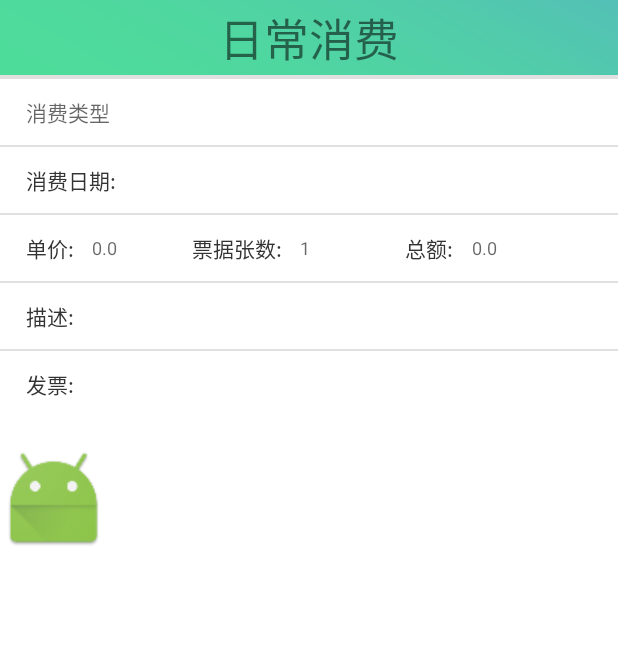
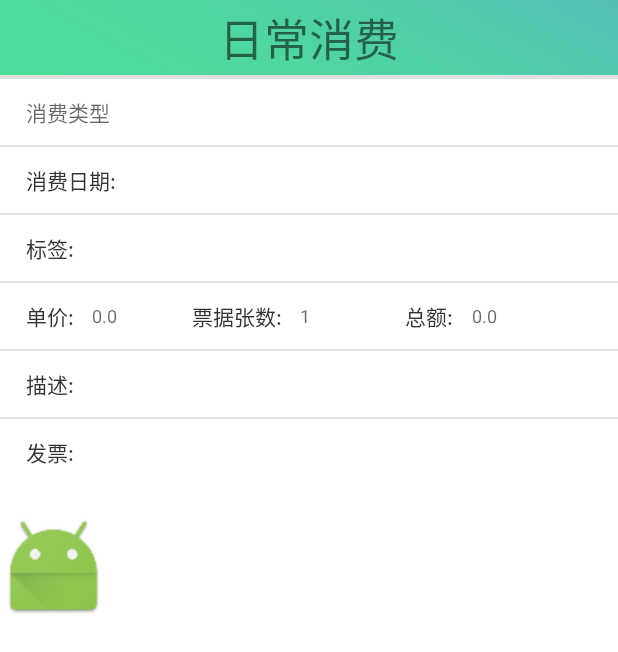
Before and after one commit to mygithub666666/Reimburse, an Android app: the DailyCostDisplayActivity screen opened directly, with no data from a screen before it, on a phone screen of 412 x 824 dp. Shown: the top 652 px of the screen. Run offline under Robolectric (Android 15) with nearby library versions, the phone set to English and light mode, and no system bars; pictures from the network do not load; 9 statements that could not run were skipped.

Commit message:
修改日常消费的展示页面

```diff
--- a/app/src/main/java/reimburse/cuc/com/activity/DailyCostDisplayActivity.java
+++ b/app/src/main/java/reimburse/cuc/com/activity/DailyCostDisplayActivity.java
@@ -35,6 +35,7 @@ public class DailyCostDisplayActivity extends Activity {
 
     private static final String TAG = DailyCostDisplayActivity.class.getSimpleName() ;
     private EditText et_daily_cost_type_display;
+    private EditText et_daily_cost_display_tag;
     private EditText et_daily_cost__date_display;
     private EditText et_daily_cost_unit_price_display;
     private EditText et_daily_cost_ticket_number_display;
@@ -47,6 +48,7 @@ public class DailyCostDisplayActivity extends Activity {
         super.onCreate(savedInstanceState);
         setContentView(R.layout.activity_daily_cost_display);
         et_daily_cost_type_display = (EditText) findViewById(R.id.et_daily_cost_type_display);
+        et_daily_cost_display_tag = (EditText) findViewById(R.id.et_daily_cost_display_tag);
         et_daily_cost__date_display = (EditText) findViewById(R.id.et_daily_cost__date_display);
         et_daily_cost_unit_price_display = (EditText) findViewById(R.id.et_daily_cost_unit_price_display);
         et_daily_cost_ticket_number_display = (EditText) findViewById(R.id.et_daily_cost_ticket_number_display);
@@ -65,6 +67,7 @@ public class DailyCostDisplayActivity extends Activity {
         DailyCost cost = JSON.parseObject(DailyCostJsonString, DailyCost.class);
 
         et_daily_cost_type_display.setText(cost.getDaily_cost_type());
+        et_daily_cost_display_tag.setText(cost.getDaily_cost_tag());
         et_daily_cost__date_display.setText(cost.getDaily_cost_date());
         et_daily_cost_unit_price_display.setText(cost.getDaily_cost_unit_price());
         et_daily_cost_ticket_number_display.setText(cost.getDaily_cost_ticket_number());
--- a/app/src/main/res/layout/activity_daily_cost_display.xml
+++ b/app/src/main/res/layout/activity_daily_cost_display.xml
@@ -87,6 +87,53 @@
                 />
             <EditText
                 android:id="@+id/et_daily_cost__date_display"
+                android:layout_width="wrap_content"
+                android:layout_height="wrap_content"
+                android:layout_weight="3"
+                android:singleLine="true"
+                android:background="@null"
+                android:textSize="12dip"
+                android:gravity="left|center_vertical"
+                android:layout_gravity="center_vertical"
+                android:focusableInTouchMode="false"
+                android:editable="false"
+                />
+        </LinearLayout>
+
+
+    </RelativeLayout>
+
+    <View
+        android:layout_width="match_parent"
+        android:layout_height="1dp"
+        android:background="?android:listDivider"/>
+    <RelativeLayout
+        android:layout_width="match_parent"
+        android:layout_height="44dp"
+        android:background="@color/white"
+        android:paddingLeft="17dp"
+        android:paddingRight="17dp"
+        android:gravity="center_vertical">
+
+
+        <LinearLayout
+
+            android:orientation="horizontal"
+            android:layout_width="match_parent"
+            android:layout_height="wrap_content"
+            >
+            <TextView
+                android:id="@+id/tv_daily_cost_display_tag"
+                android:layout_width="wrap_content"
+                android:layout_height="wrap_content"
+                android:layout_weight="1"
+                android:layout_gravity="center_vertical"
+                android:text="标签:"
+                android:textColor="#333333"
+                android:textSize="14sp"
+                />
+            <EditText
+                android:id="@+id/et_daily_cost_display_tag"
                 android:layout_width="wrap_content"
                 android:layout_height="wrap_content"
                 android:layout_weight="3"
```
